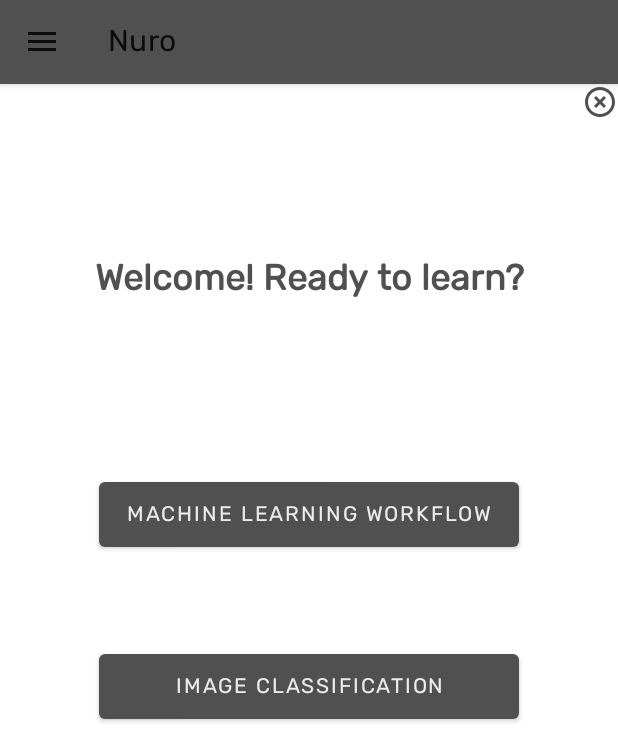
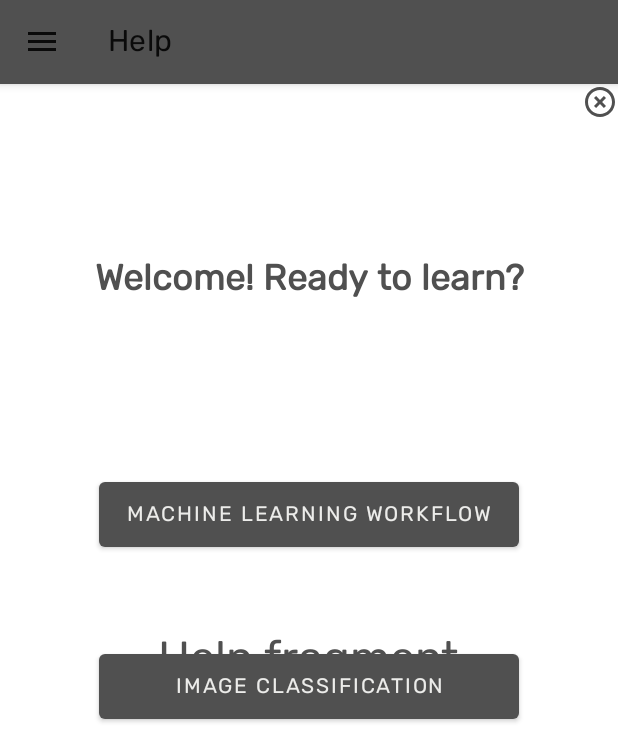
Before and after one commit to anisdismail/NuroApp, an Android app: the MainActivity screen opened directly, with no data from a screen before it, in the side drawer, after a tap on "Help", on a phone screen of 412 x 824 dp. Shown: the top 743 px of the screen. Run offline under Robolectric (Android 15) with nearby library versions, the phone set to English and light mode, and no system bars; our stand-ins replace Firebase (no records; nobody signed in at launch, a user with empty details on screens opened directly); Roboto replaces fonts that are not available here.

Commit message:
Fixed Menu buttons

```diff
--- a/app/src/main/java/com/example/nuroapp/MainActivity.java
+++ b/app/src/main/java/com/example/nuroapp/MainActivity.java
@@ -12,6 +12,7 @@ import android.view.View;
 import android.widget.Button;
 import android.widget.ImageView;
 import android.widget.TextView;
+import android.widget.Toast;
 
 import androidx.annotation.NonNull;
 import androidx.appcompat.app.ActionBar;
@@ -105,16 +106,19 @@ public class MainActivity extends AppCompatActivity {
                 latestTitle = actionBar.getTitle().toString();
                 switch (menuItem.getItemId()) {
                     case R.id.preferences:
+                        Toast.makeText(MainActivity.this, "Preferences is clicked", Toast.LENGTH_SHORT).show();
                         getSupportFragmentManager().beginTransaction().replace(R.id.content_frame, new PreferencesFragment()).commit();
                         System.out.println("hi");
                         //fragmentTransaction.replace(R.id.content_frame, new PreferencesFragment()).commit();
                         break;
                     case R.id.help:
+                        Toast.makeText(MainActivity.this, "Help is clicked", Toast.LENGTH_SHORT).show();
                         getSupportFragmentManager().beginTransaction().replace(R.id.content_frame, new HelpFragment()).commit();
                         clickSound.start();
                         //fragmentTransaction.replace(R.id.content_frame, new HelpFragment()).commit();
                         break;
                     case R.id.about:
+                        Toast.makeText(MainActivity.this, "About is clicked", Toast.LENGTH_SHORT).show();
                         getSupportFragmentManager().beginTransaction().replace(R.id.content_frame, new AboutFragment()).commit();
 
                                     //fragmentTransaction.replace(R.id.content_frame, new AboutFragment()).commit();
--- a/app/src/main/res/layout/activity_main.xml
+++ b/app/src/main/res/layout/activity_main.xml
@@ -14,14 +14,7 @@ android:layout_height="match_parent">
     android:layout_height="match_parent" >
 
     </FrameLayout>
-<!-- The navigation drawer -->
-<com.google.android.material.navigation.NavigationView
-    android:id="@+id/navigation_view"
-    android:layout_width="wrap_content"
-    android:layout_height="match_parent"
-    android:layout_gravity="start"
-    app:menu="@menu/navigation_menu">
-</com.google.android.material.navigation.NavigationView>
+
 
     <androidx.constraintlayout.widget.ConstraintLayout
         android:layout_width="match_parent"
@@ -94,5 +87,13 @@ android:layout_height="match_parent">
             app:layout_constraintVertical_bias="0.371" />
 
     </androidx.constraintlayout.widget.ConstraintLayout>
+    <!-- The navigation drawer -->
+    <com.google.android.material.navigation.NavigationView
+        android:id="@+id/navigation_view"
+        android:layout_width="wrap_content"
+        android:layout_height="match_parent"
+        android:layout_gravity="start"
+        app:menu="@menu/navigation_menu">
+    </com.google.android.material.navigation.NavigationView>
 
 </androidx.drawerlayout.widget.DrawerLayout>
--- a/app/src/main/res/layout/fragment_help.xml
+++ b/app/src/main/res/layout/fragment_help.xml
@@ -2,7 +2,7 @@
     xmlns:tools="http://schemas.android.com/tools"
     android:layout_width="match_parent"
     android:layout_height="match_parent"
-    tools:context="com.sahin.gorkem.flowchartoid.MainActivityFragments.HelpFragment">
+    tools:context=".HelpFragment">
 
     <TextView
         android:layout_width="wrap_content"
```
